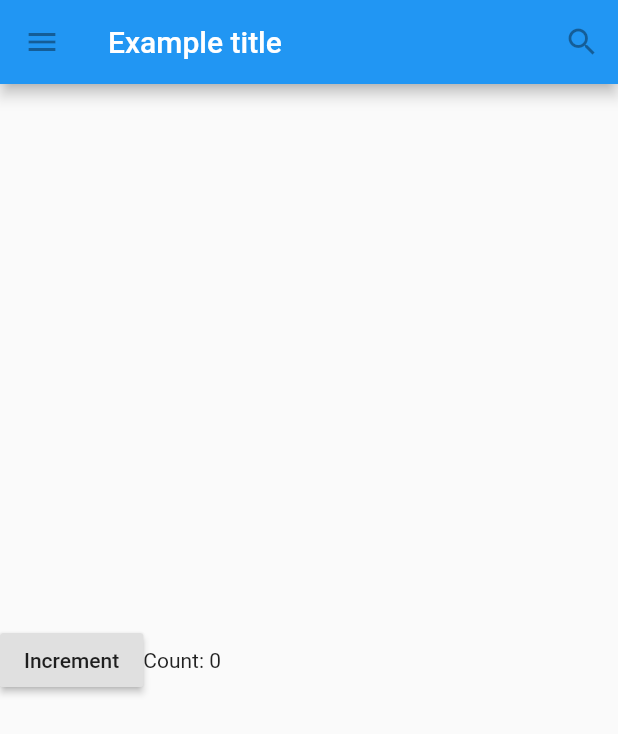
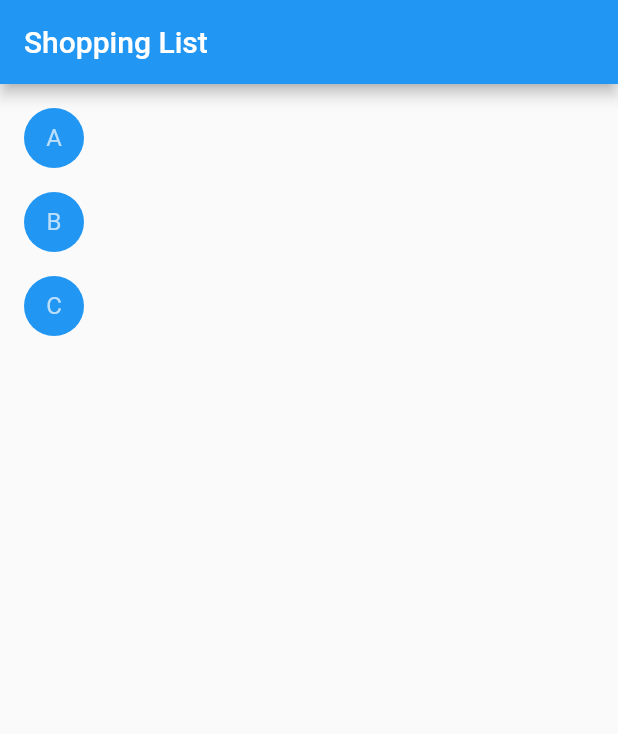
Before and after one commit to haiminhtran810/Soccer_Flutter, a Flutter app: the screen it shows after launch, on a phone screen of 412 x 824 dp. Shown: the top 734 px of the screen. Run offline on Flutter 3.47's test engine with Material 2 defaults, Android fonts, the phone set to English and light mode, and no system bars.

Commit message:
Bringing it all together

```diff
--- /dev/null
+++ b/lib/Product.dart
@@ -0,0 +1,5 @@
+class Product {
+  const Product({this.name});
+
+  final String name;
+}
--- /dev/null
+++ b/lib/ShoppingList.dart
@@ -0,0 +1,46 @@
+import 'package:flutter/cupertino.dart';
+import 'package:flutter/material.dart';
+import 'package:soccerflutter/Product.dart';
+import 'package:soccerflutter/ShoppingListItem.dart';
+
+class ShoppingList extends StatefulWidget {
+  ShoppingList({Key key, this.products}) : super(key: key);
+
+  final List<Product> products;
+
+  @override
+  _ShoppingListState createState() => _ShoppingListState();
+}
+
+class _ShoppingListState extends State<ShoppingList> {
+  Set<Product> _shoppingCart = Set<Product>();
+
+  void _handleCartChanged(Product product, bool isCart) {
+    setState(() {
+      if (!isCart) {
+        _shoppingCart.add(product);
+      } else {
+        _shoppingCart.remove(product);
+      }
+    });
+  }
+
+  @override
+  Widget build(BuildContext context) {
+    return Scaffold(
+      appBar: AppBar(
+        title: Text("Shopping List"),
+      ),
+      body: ListView(
+        padding: EdgeInsets.symmetric(vertical: 8.0),
+        children: widget.products.map((Product product) {
+          return ShoppingListItem(
+              product: product,
+              isCart: _shoppingCart.contains(product),
+              onCartChanged: _handleCartChanged);
+        }).toList(),
+      ),
+    );
+    throw UnimplementedError();
+  }
+}
--- /dev/null
+++ b/lib/ShoppingListItem.dart
@@ -0,0 +1,41 @@
+import 'package:flutter/material.dart';
+import 'package:soccerflutter/Product.dart';
+
+typedef void CartChangedCallback(Product product, bool isCart);
+
+class ShoppingListItem extends StatelessWidget {
+  ShoppingListItem({this.product, this.isCart, this.onCartChanged});
+
+  final Product product;
+  final bool isCart;
+  final CartChangedCallback onCartChanged;
+
+  Color _getColor(BuildContext context) {
+    return this.isCart ? Colors.black : Theme.of(context).primaryColor;
+  }
+
+  TextStyle _getTextStyle(BuildContext context) {
+    if (!this.isCart) return null;
+    return TextStyle(
+      color: Colors.black54,
+      decoration: TextDecoration.lineThrough,
+    );
+  }
+
+  @override
+  Widget build(BuildContext context) {
+    return ListTile(
+      onTap: () {
+        onCartChanged(this.product, this.isCart);
+      },
+      leading: CircleAvatar(
+        backgroundColor: _getColor(context),
+        child: Text(
+          this.product.name,
+          style: _getTextStyle(context),
+        ),
+      ),
+    );
+    throw UnimplementedError();
+  }
+}
--- a/lib/main.dart
+++ b/lib/main.dart
@@ -1,61 +1,16 @@
 import 'package:flutter/material.dart';
-import 'package:soccerflutter/Counter.dart';
+import 'package:soccerflutter/Product.dart';
+import 'package:soccerflutter/ShoppingList.dart';
 
 void main() {
   runApp(MaterialApp(
-    title: 'Flutter Tutorial',
-    home: TutorialHome(),
+    title: 'Shopping App',
+    home: ShoppingList(
+      products: <Product>[
+        Product(name: "A"),
+        Product(name: "B"),
+        Product(name: "C")
+      ],
+    ),
   ));
 }
-
-class TutorialHome extends StatelessWidget {
-  @override
-  Widget build(BuildContext context) {
-    // Scaffold is a layout for the major Material Components.
-    return Scaffold(
-      appBar: AppBar(
-        leading: IconButton(
-          icon: Icon(Icons.menu),
-          tooltip: 'Navigation menu',
-          onPressed: null,
-        ),
-        title: Text('Example title'),
-        actions: <Widget>[
-          IconButton(
-            icon: Icon(Icons.search),
-            tooltip: 'Search',
-            onPressed: null,
-          ),
-        ],
-      ),
-      // body is the majority of the screen.
-      body: Center(
-        child: Counter(),
-      ),
-    );
-  }
-}
-
-
-class MyButton extends StatelessWidget {
-  @override
-  Widget build(BuildContext context) {
-    return GestureDetector(
-      onTap: () {
-        print('MyButton was tapped!');
-      },
-      child: Container(
-        height: 36.0,
-        padding: const EdgeInsets.all(8.0),
-        margin: const EdgeInsets.symmetric(horizontal: 8.0),
-        decoration: BoxDecoration(
-          borderRadius: BorderRadius.circular(5.0),
-          color: Colors.lightGreen[500],
-        ),
-        child: Center(
-          child: Text('Engage'),
-        ),
-      ),
-    );
-  }
-}
```
